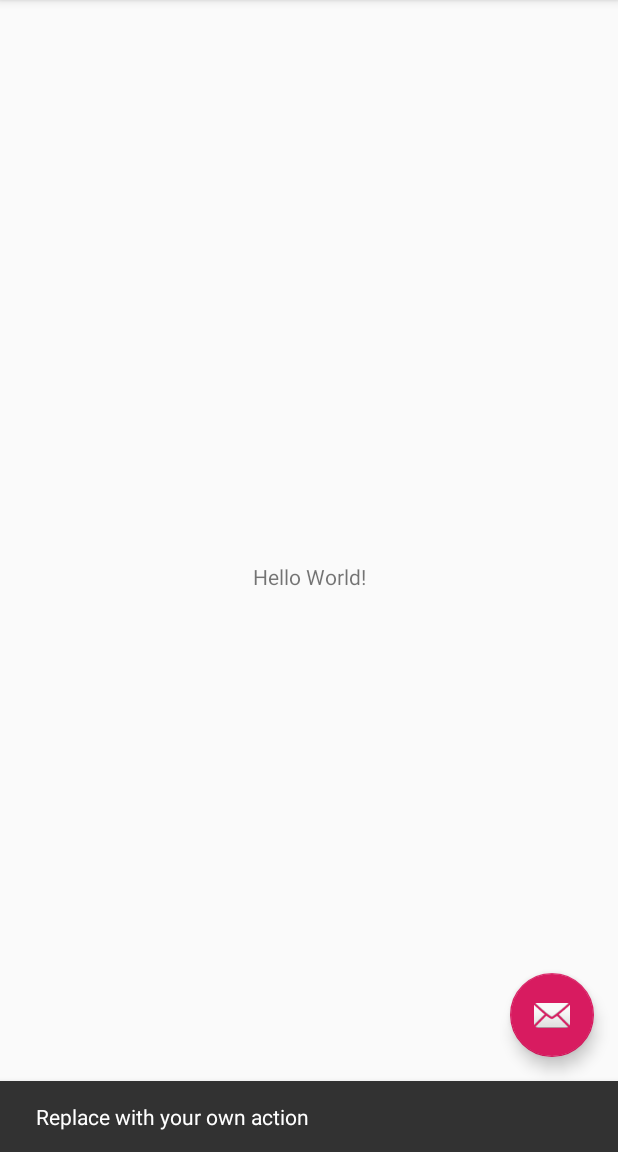
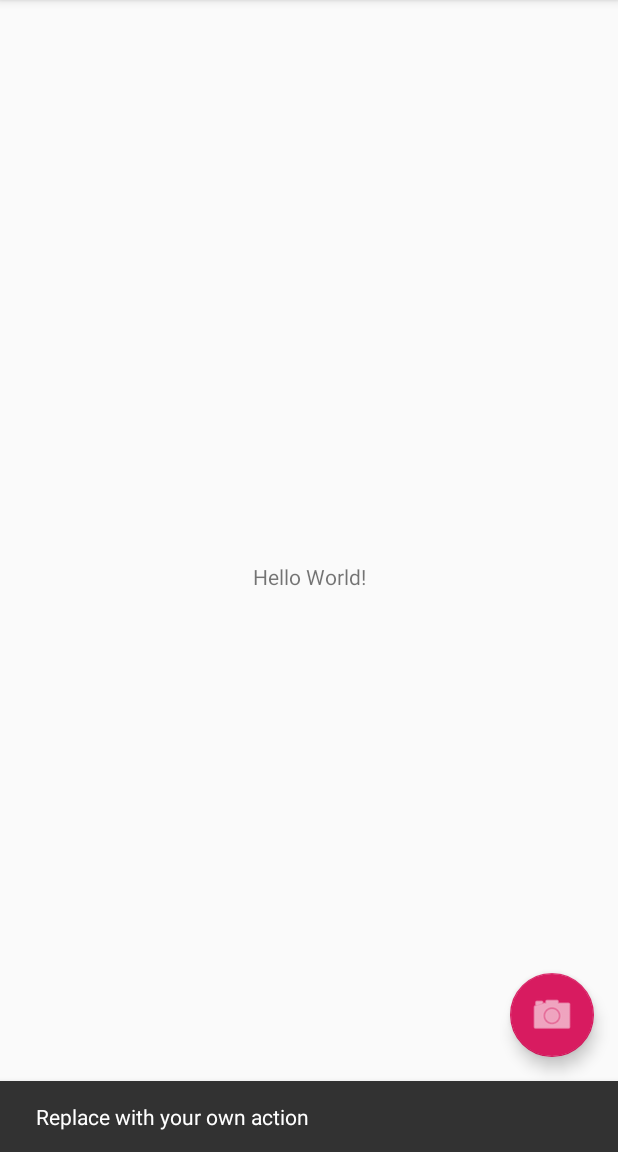
Before and after one commit to wliandev/Pantree, an Android app: the screen it shows after launch (MainActivity), after a tap on an icon or button, on a phone screen of 412 x 824 dp, the part 84-1236 px from its top. Run offline under Robolectric (Android 15) with nearby library versions, the phone set to English and light mode, and no system bars.

Commit message:
added camera icon to fab

```diff
--- a/app/src/main/res/layout/activity_main.xml
+++ b/app/src/main/res/layout/activity_main.xml
@@ -29,6 +29,8 @@
         android:layout_height="wrap_content"
         android:layout_gravity="bottom|end"
         android:layout_margin="@dimen/fab_margin"
-        app:srcCompat="@android:drawable/ic_dialog_email" />
+        android:tint="@color/common_google_signin_btn_text_dark_pressed"
+        app:srcCompat="@android:drawable/ic_menu_camera"
+        app:maxImageSize="32dp"/>
 
 </android.support.design.widget.CoordinatorLayout>
```
Also changed, not shown: 1 other file.
